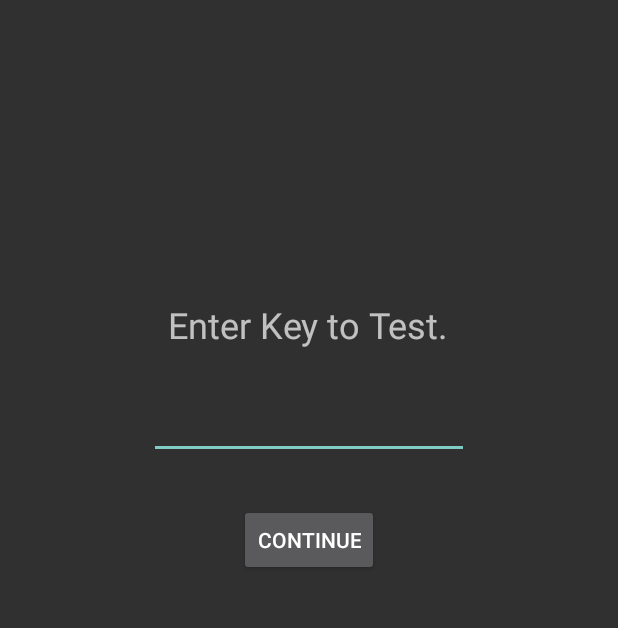
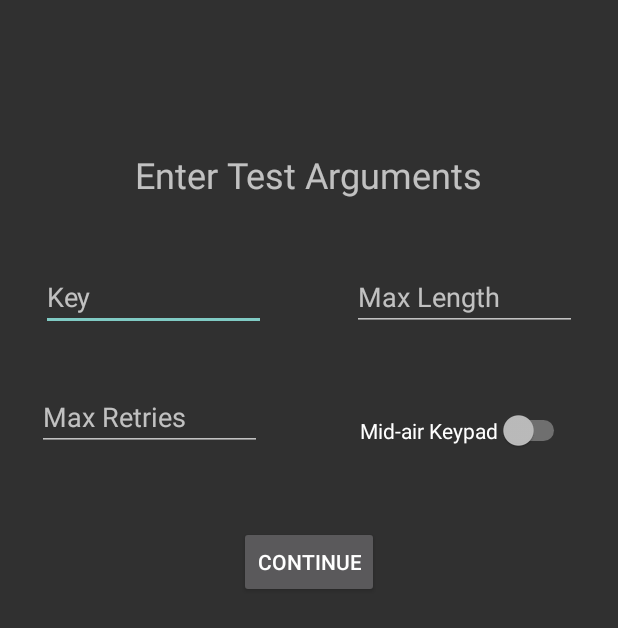
Before and after one commit to dani-amirtharaj/AR-Lock, an Android app: the screen it shows after launch (TestingActivity), on a phone screen of 412 x 824 dp. Shown: the top 628 px of the screen. Run offline under Robolectric (Android 15) with nearby library versions, the phone set to English and light mode, and no system bars.

Commit message:
Latest changes

```diff
--- a/app/src/main/java/com/ub700/augmentedlock/TestingActivity.java
+++ b/app/src/main/java/com/ub700/augmentedlock/TestingActivity.java
@@ -3,11 +3,9 @@ package com.ub700.augmentedlock;
 import android.content.Intent;
 import android.os.Bundle;
 import android.support.v7.app.AppCompatActivity;
-import android.view.KeyEvent;
-import android.view.inputmethod.EditorInfo;
 import android.widget.Button;
 import android.widget.EditText;
-import android.widget.TextView;
+import android.widget.Switch;
 
 public class TestingActivity extends AppCompatActivity {
 
@@ -16,24 +14,33 @@ public class TestingActivity extends AppCompatActivity {
         super.onCreate(savedInstanceState);
         setContentView(R.layout.activity_testing);
 
-        EditText editText = findViewById(R.id.editText);
-        editText.setOnEditorActionListener((TextView textView, int id, KeyEvent keyEvent) -> {
-                if (id == EditorInfo.IME_ACTION_DONE || id == EditorInfo.IME_NULL) {
-                    startNextActivity(editText);
-                    return true;
-                }
-                return false;
-        });
+        EditText keyText = findViewById(R.id.editText);
+        EditText lengthText = findViewById(R.id.editText1);
+        EditText retriesText = findViewById(R.id.editText2);
+        Switch midAir = findViewById(R.id.switch1);
 
         Button button = findViewById(R.id.button);
         button.setOnClickListener((view) -> {
-            startNextActivity(editText);
+            startNextActivity(keyText, lengthText, retriesText, midAir.isChecked());
         });
     }
 
-    private void startNextActivity(EditText editText) {
+    private void startNextActivity(EditText keyText, EditText lengthText, EditText retriesText, Boolean midAir) {
         Intent intent = new Intent(getApplicationContext(), AuthActivity.class);
-        intent.putExtra("Key", editText.getText().toString());
+        if (keyText.getText() == null || keyText.getText().toString().length() == 0) {
+            keyText.setError("Please enter a key!");
+            return;
+        }
+        intent.putExtra("Key", keyText.getText().toString());
+
+        if (lengthText.getText() != null && lengthText.getText().toString().length() > 0) {
+            intent.putExtra("Length", Integer.parseInt(lengthText.getText().toString()));
+        }
+        if (retriesText.getText() != null && retriesText.getText().toString().length() > 0) {
+            intent.putExtra("Retries", Integer.parseInt(retriesText.getText().toString()));
+        }
+        intent.putExtra("midAir", midAir);
+
         startActivity(intent);
         overridePendingTransition(R.anim.fade_in, R.anim.fade_out);
         finish();
--- a/app/src/main/res/layout/activity_testing.xml
+++ b/app/src/main/res/layout/activity_testing.xml
@@ -1,33 +1,20 @@
 <?xml version="1.0" encoding="utf-8"?>
 
-<android.support.constraint.ConstraintLayout
-    xmlns:android="http://schemas.android.com/apk/res/android"
+<android.support.constraint.ConstraintLayout xmlns:android="http://schemas.android.com/apk/res/android"
     xmlns:app="http://schemas.android.com/apk/res-auto"
     xmlns:tools="http://schemas.android.com/tools"
     android:layout_width="match_parent"
     android:layout_height="match_parent"
     tools:context=".TestingActivity">
 
-    <EditText
-        android:id="@+id/editText"
-        android:layout_width="wrap_content"
-        android:layout_height="wrap_content"
-        android:layout_marginTop="28dp"
-        android:ems="10"
-        android:inputType="number"
-        android:textAlignment="center"
-        app:layout_constraintEnd_toEndOf="parent"
-        app:layout_constraintStart_toStartOf="parent"
-        app:layout_constraintTop_toBottomOf="@+id/textView" />
-
     <TextView
         android:id="@+id/textView"
         android:layout_width="wrap_content"
         android:layout_height="wrap_content"
         android:layout_marginStart="20dp"
-        android:layout_marginTop="200dp"
+        android:layout_marginTop="100dp"
         android:layout_marginEnd="20dp"
-        android:layout_marginBottom="20dp"
+        android:layout_marginBottom="8dp"
         android:text="@string/enter_key"
         android:textAlignment="center"
         android:textSize="24sp"
@@ -38,14 +25,76 @@
         app:layout_constraintTop_toTopOf="parent"
         app:layout_constraintVertical_bias="0.0" />
 
+    <EditText
+        android:id="@+id/editText"
+        android:layout_width="150dp"
+        android:layout_height="40dp"
+        android:layout_marginStart="8dp"
+        android:layout_marginTop="40dp"
+        android:layout_marginEnd="30dp"
+        android:layout_marginBottom="40dp"
+        android:ems="10"
+        android:hint="Key"
+        android:inputType="number"
+        android:textAlignment="center"
+        app:layout_constraintBottom_toTopOf="@+id/editText2"
+        app:layout_constraintEnd_toStartOf="@+id/editText1"
+        app:layout_constraintHorizontal_bias="0.48"
+        app:layout_constraintStart_toStartOf="parent"
+        app:layout_constraintTop_toBottomOf="@+id/textView" />
+
+    <EditText
+        android:id="@+id/editText1"
+        android:layout_width="150dp"
+        android:layout_height="40dp"
+        android:layout_marginStart="8dp"
+        android:layout_marginTop="40dp"
+        android:layout_marginEnd="8dp"
+        android:hint="Max Length"
+        android:inputType="number"
+        android:textAlignment="center"
+        app:layout_constraintBottom_toBottomOf="@+id/editText"
+        app:layout_constraintEnd_toEndOf="parent"
+        app:layout_constraintHorizontal_bias="1.0"
+        app:layout_constraintStart_toEndOf="@+id/editText"
+        app:layout_constraintTop_toTopOf="@+id/editText"
+        app:layout_constraintVertical_bias="1.0" />
+
+    <EditText
+        android:id="@+id/editText2"
+        android:layout_width="150dp"
+        android:layout_height="40dp"
+        android:layout_marginStart="8dp"
+        android:layout_marginTop="40dp"
+        android:layout_marginEnd="75dp"
+        android:hint="Max Retries"
+        android:inputType="number"
+        android:textAlignment="center"
+        app:layout_constraintEnd_toStartOf="@+id/switch1"
+        app:layout_constraintStart_toStartOf="@+id/editText"
+        app:layout_constraintTop_toBottomOf="@+id/editText" />
+
     <Button
         android:id="@+id/button"
         android:layout_width="wrap_content"
         android:layout_height="wrap_content"
-        android:layout_marginTop="30dp"
+        android:layout_marginTop="50dp"
         android:text="@string/next"
         app:layout_constraintEnd_toEndOf="parent"
         app:layout_constraintStart_toStartOf="parent"
-        app:layout_constraintTop_toBottomOf="@+id/editText" />
+        app:layout_constraintTop_toBottomOf="@+id/editText2" />
+
+    <Switch
+        android:id="@+id/switch1"
+        android:layout_width="wrap_content"
+        android:layout_height="wrap_content"
+        android:layout_marginBottom="50dp"
+        android:text="Mid-air Keypad"
+        app:layout_constraintBottom_toTopOf="@+id/button"
+        app:layout_constraintEnd_toEndOf="@+id/editText1"
+        app:layout_constraintHorizontal_bias="0.52"
+        app:layout_constraintStart_toStartOf="@+id/editText1"
+        app:layout_constraintTop_toTopOf="@+id/editText2"
+        app:layout_constraintVertical_bias="1.0" />
 
 </android.support.constraint.ConstraintLayout>
--- a/app/src/main/res/values/strings.xml
+++ b/app/src/main/res/values/strings.xml
@@ -2,7 +2,7 @@
     <string name="app_name">AR Lock</string>
     <string name="button_selector">Button selector</string>
     <string name="welcome">Welcome!</string>
-    <string name="manyRetires">Too many retires!</string>
-    <string name="enter_key">Enter Key to Test.</string>
+    <string name="manyRetires">Too many retries!</string>
+    <string name="enter_key">Enter Test Arguments</string>
     <string name="next">Continue</string>
 </resources>
```
Also changed, not shown: app/src/main/java/com/ub700/augmentedlock/AuthActivity.java (+47 -11 lines).
